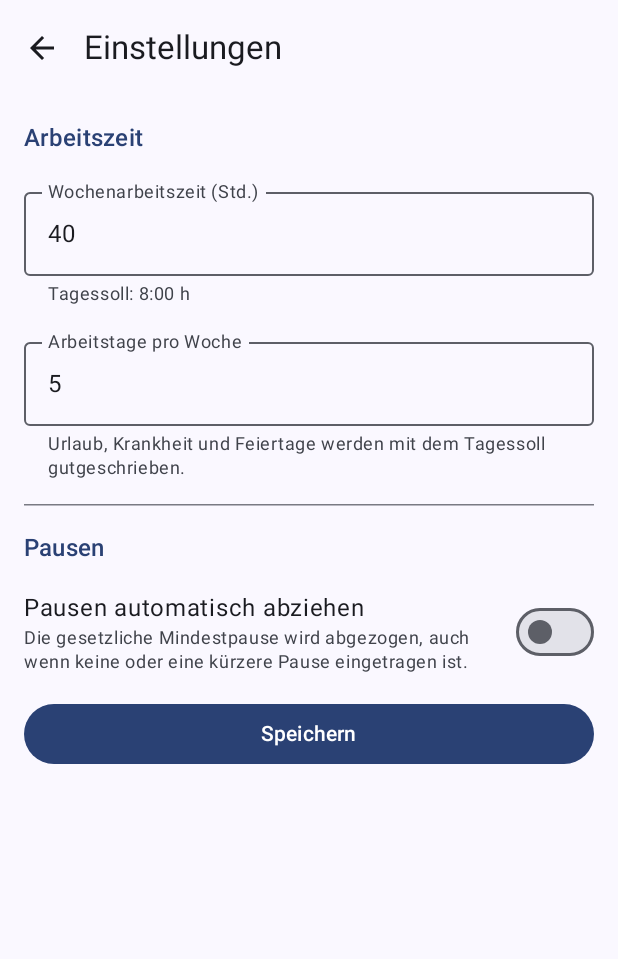
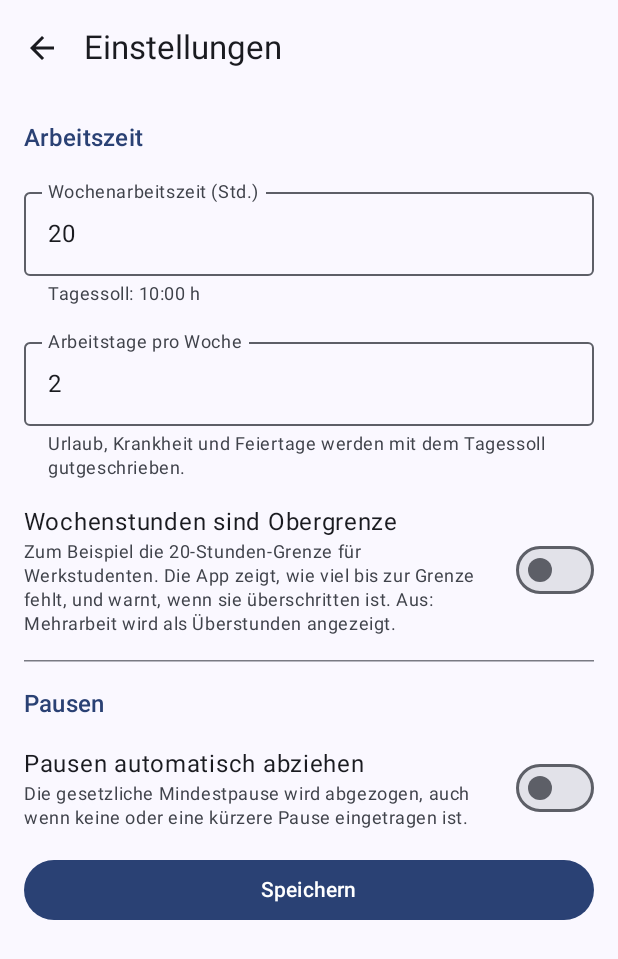
Before and after one commit to Manitas0/Arbeitszeitrechner, an Android app built with Jetpack Compose: the composable SettingsScreen shown on its own in the app's theme, after a tap on "Speichern", on a phone screen of 412 x 824 dp. Shown: the top 959 px of the screen. Run offline under Robolectric (Android 15) with nearby library versions, the phone set to English and light mode, and no system bars; 2 other taps on this screen came first.

Commit message:
Werkstudenten-Modus: 20-h-Wochengrenze und 10-h-Tageshöchstgrenze
- Standard jetzt 20 h an 2 Arbeitstagen (Tagessoll 10 h)
- Neue Einstellung "Wochenstunden sind Obergrenze": zeigt die Reststunden
  bis zur Grenze und warnt rot bei Überschreitung statt "Überstunden"
- Tage mit mehr als 10 h Arbeitszeit werden markiert (§ 3 ArbZG)
- Geteilter Wochentext berücksichtigt die Obergrenze
- Tests für den Werkstudenten-Fall

Co-Authored-By: Claude Opus 5.5 <noreply@anthropic.com>
Claude-Session: https://claude.ai/code/session_011jQHJEA3ZSVAjP6nXAyyrE

```diff
--- a/app/src/main/java/de/arbeitszeitrechner/data/Repository.kt
+++ b/app/src/main/java/de/arbeitszeitrechner/data/Repository.kt
@@ -40,6 +40,7 @@ class Repository(context: Context) {
         return AppSettings(
             weeklyTargetMinutes = settingsPrefs.getInt("weeklyTargetMinutes", defaults.weeklyTargetMinutes),
             workDaysPerWeek = settingsPrefs.getInt("workDaysPerWeek", defaults.workDaysPerWeek),
+            weeklyHoursAreLimit = settingsPrefs.getBoolean("weeklyHoursAreLimit", defaults.weeklyHoursAreLimit),
             autoBreak = settingsPrefs.getBoolean("autoBreak", defaults.autoBreak),
             gradualDeduction = settingsPrefs.getBoolean("gradualDeduction", defaults.gradualDeduction),
             breakRules = defaultRules.mapIndexed { index, rule ->
@@ -55,6 +56,7 @@ class Repository(context: Context) {
         settingsPrefs.edit {
             putInt("weeklyTargetMinutes", settings.weeklyTargetMinutes)
             putInt("workDaysPerWeek", settings.workDaysPerWeek)
+            putBoolean("weeklyHoursAreLimit", settings.weeklyHoursAreLimit)
             putBoolean("autoBreak", settings.autoBreak)
             putBoolean("gradualDeduction", settings.gradualDeduction)
             settings.breakRules.forEachIndexed { index, rule ->
--- a/app/src/main/java/de/arbeitszeitrechner/model/Model.kt
+++ b/app/src/main/java/de/arbeitszeitrechner/model/Model.kt
@@ -29,8 +29,14 @@ data class DayEntry(
 data class BreakRule(val afterMinutes: Int, val breakMinutes: Int)
 
 data class AppSettings(
-    val weeklyTargetMinutes: Int = 40 * 60,
-    val workDaysPerWeek: Int = 5,
+    // Standard: Werkstudent mit 20 h an 2 Tagen pro Woche.
+    val weeklyTargetMinutes: Int = 20 * 60,
+    val workDaysPerWeek: Int = 2,
+    /**
+     * true: Die Wochenstunden sind eine Obergrenze (z. B. 20-Stunden-Grenze für Werkstudenten).
+     * Mehrarbeit wird dann als Überschreitung gewarnt statt als Überstunden angezeigt.
+     */
+    val weeklyHoursAreLimit: Boolean = true,
     val autoBreak: Boolean = true,
     /**
      * true: Es wird nur so viel Pause abgezogen, dass die Arbeitszeit nicht unter die
--- a/app/src/main/java/de/arbeitszeitrechner/ui/SettingsScreen.kt
+++ b/app/src/main/java/de/arbeitszeitrechner/ui/SettingsScreen.kt
@@ -52,6 +52,7 @@ fun SettingsScreen(
     val rules = settings.breakRules
     var weeklyText by rememberSaveable { mutableStateOf(formatHoursInput(settings.weeklyTargetMinutes)) }
     var daysText by rememberSaveable { mutableStateOf(settings.workDaysPerWeek.toString()) }
+    var isLimit by rememberSaveable { mutableStateOf(settings.weeklyHoursAreLimit) }
     var autoBreak by rememberSaveable { mutableStateOf(settings.autoBreak) }
     var gradual by rememberSaveable { mutableStateOf(settings.gradualDeduction) }
     var rule1After by rememberSaveable { mutableStateOf(formatHoursInput(rules[0].afterMinutes)) }
@@ -121,6 +122,15 @@ fun SettingsScreen(
                 modifier = Modifier.fillMaxWidth(),
             )
 
+            SwitchRow(
+                title = "Wochenstunden sind Obergrenze",
+                description = "Zum Beispiel die 20-Stunden-Grenze für Werkstudenten. Die App zeigt, " +
+                    "wie viel bis zur Grenze fehlt, und warnt, wenn sie überschritten ist. " +
+                    "Aus: Mehrarbeit wird als Überstunden angezeigt.",
+                checked = isLimit,
+                onCheckedChange = { isLimit = it },
+            )
+
             HorizontalDivider()
             SectionTitle("Pausen")
             SwitchRow(
@@ -183,6 +193,7 @@ fun SettingsScreen(
                         AppSettings(
                             weeklyTargetMinutes = weekly!!,
                             workDaysPerWeek = days!!,
+                            weeklyHoursAreLimit = isLimit,
                             autoBreak = autoBreak,
                             gradualDeduction = gradual,
                             breakRules = newRules,
```
Also changed, not shown: app/src/main/java/de/arbeitszeitrechner/calc/WorkCalculator.kt (+8 -1 lines), app/src/main/java/de/arbeitszeitrechner/ui/Texts.kt (+13 -3 lines), app/src/main/java/de/arbeitszeitrechner/ui/WeekScreen.kt (+28 -7 lines), 2 other files.
